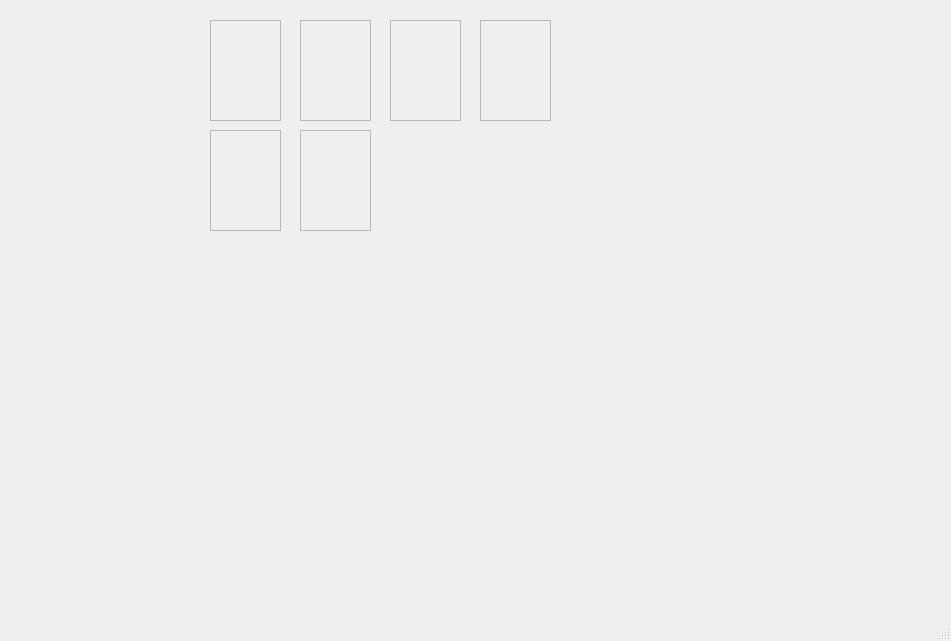
Qt form mainwindow.ui (SSharroufna/CardMatchingGame) before a commit.
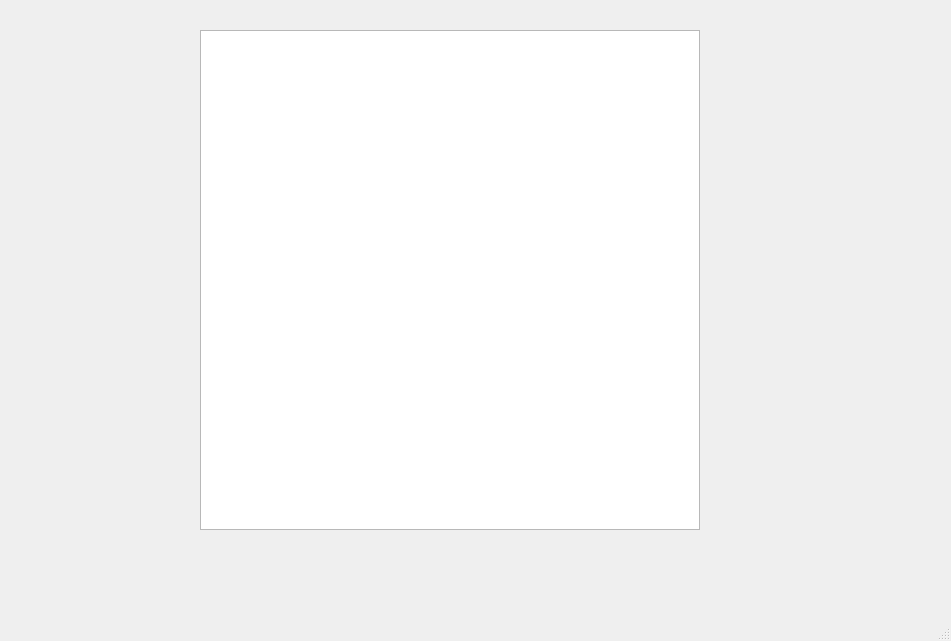
The same form after that commit.

The edit to the form file:
```diff
--- a/mainwindow.ui
+++ b/mainwindow.ui
@@ -14,100 +14,14 @@
    <string>MainWindow</string>
   </property>
   <widget class="QWidget" name="centralwidget">
-   <widget class="QFrame" name="frame_2">
+   <widget class="QGraphicsView" name="graphicsView_2">
     <property name="geometry">
      <rect>
-      <x>210</x>
-      <y>20</y>
-      <width>71</width>
-      <height>101</height>
+      <x>200</x>
+      <y>30</y>
+      <width>500</width>
+      <height>500</height>
      </rect>
-    </property>
-    <property name="frameShape">
-     <enum>QFrame::StyledPanel</enum>
-    </property>
-    <property name="frameShadow">
-     <enum>QFrame::Raised</enum>
-    </property>
-   </widget>
-   <widget class="QFrame" name="frame">
-    <property name="geometry">
-     <rect>
-      <x>300</x>
-      <y>20</y>
-      <width>71</width>
-      <height>101</height>
-     </rect>
-    </property>
-    <property name="frameShape">
-     <enum>QFrame::StyledPanel</enum>
-    </property>
-    <property name="frameShadow">
-     <enum>QFrame::Raised</enum>
-    </property>
-   </widget>
-   <widget class="QFrame" name="frame_3">
-    <property name="geometry">
-     <rect>
-      <x>390</x>
-      <y>20</y>
-      <width>71</width>
-      <height>101</height>
-     </rect>
-    </property>
-    <property name="frameShape">
-     <enum>QFrame::StyledPanel</enum>
-    </property>
-    <property name="frameShadow">
-     <enum>QFrame::Raised</enum>
-    </property>
-   </widget>
-   <widget class="QFrame" name="frame_4">
-    <property name="geometry">
-     <rect>
-      <x>480</x>
-      <y>20</y>
-      <width>71</width>
-      <height>101</height>
-     </rect>
-    </property>
-    <property name="frameShape">
-     <enum>QFrame::StyledPanel</enum>
-    </property>
-    <property name="frameShadow">
-     <enum>QFrame::Raised</enum>
-    </property>
-   </widget>
-   <widget class="QFrame" name="frame_5">
-    <property name="geometry">
-     <rect>
-      <x>210</x>
-      <y>130</y>
-      <width>71</width>
-      <height>101</height>
-     </rect>
-    </property>
-    <property name="frameShape">
-     <enum>QFrame::StyledPanel</enum>
-    </property>
-    <property name="frameShadow">
-     <enum>QFrame::Raised</enum>
-    </property>
-   </widget>
-   <widget class="QFrame" name="frame_6">
-    <property name="geometry">
-     <rect>
-      <x>300</x>
-      <y>130</y>
-      <width>71</width>
-      <height>101</height>
-     </rect>
-    </property>
-    <property name="frameShape">
-     <enum>QFrame::StyledPanel</enum>
-    </property>
-    <property name="frameShadow">
-     <enum>QFrame::Raised</enum>
     </property>
    </widget>
   </widget>
```
